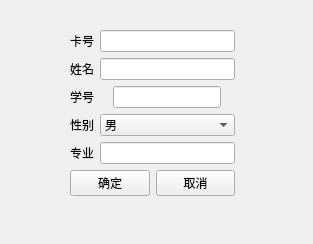
First picture: the form in main/src/dialog.ui, repository windfallw/PN532-Reader, before the edit.
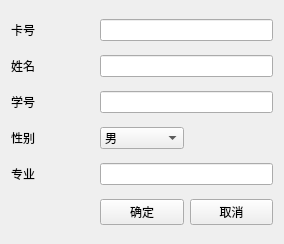
Second picture: the form after the edit.

```diff
--- a/main/src/dialog.ui
+++ b/main/src/dialog.ui
@@ -6,56 +6,56 @@
    <rect>
     <x>0</x>
     <y>0</y>
-    <width>313</width>
+    <width>284</width>
     <height>244</height>
    </rect>
   </property>
   <property name="windowTitle">
    <string>Form</string>
   </property>
-  <widget class="QWidget" name="">
-   <property name="geometry">
-    <rect>
-     <x>70</x>
-     <y>30</y>
-     <width>165</width>
-     <height>172</height>
-    </rect>
-   </property>
-   <layout class="QVBoxLayout" name="verticalLayout">
-    <item>
      <layout class="QGridLayout" name="gridLayout">
-      <item row="4" column="0">
-       <widget class="QLabel" name="label_4">
+   <item row="0" column="0">
+    <widget class="QLabel" name="label_5">
         <property name="text">
-         <string>性别</string>
+      <string>卡号</string>
         </property>
        </widget>
       </item>
-      <item row="2" column="0">
+   <item row="0" column="1" colspan="2">
+    <widget class="QLineEdit" name="CardID">
+     <property name="readOnly">
+      <bool>true</bool>
+     </property>
+    </widget>
+   </item>
+   <item row="1" column="0">
        <widget class="QLabel" name="label">
         <property name="text">
          <string>姓名</string>
         </property>
        </widget>
       </item>
-      <item row="3" column="1" alignment="Qt::AlignHCenter">
-       <widget class="QLineEdit" name="userNumber"/>
-      </item>
-      <item row="3" column="0">
+   <item row="1" column="1" colspan="2">
+    <widget class="QLineEdit" name="userName"/>
+   </item>
+   <item row="2" column="0">
        <widget class="QLabel" name="label_2">
         <property name="text">
          <string>学号</string>
         </property>
        </widget>
       </item>
-      <item row="5" column="1">
-       <widget class="QLineEdit" name="major"/>
-      </item>
-      <item row="2" column="1">
-       <widget class="QLineEdit" name="userName"/>
-      </item>
-      <item row="4" column="1" alignment="Qt::AlignVCenter">
+   <item row="2" column="1" colspan="2">
+    <widget class="QLineEdit" name="userNumber"/>
+   </item>
+   <item row="3" column="0">
+    <widget class="QLabel" name="label_4">
+     <property name="text">
+      <string>性别</string>
+     </property>
+    </widget>
+   </item>
+   <item row="3" column="1">
        <widget class="QComboBox" name="sex">
         <item>
          <property name="text">
@@ -69,39 +69,24 @@
         </item>
        </widget>
       </item>
-      <item row="5" column="0">
+   <item row="4" column="0">
        <widget class="QLabel" name="label_3">
         <property name="text">
          <string>专业</string>
         </property>
        </widget>
       </item>
-      <item row="1" column="1">
-       <widget class="QLineEdit" name="CardID">
-        <property name="readOnly">
-         <bool>true</bool>
-        </property>
-       </widget>
-      </item>
-      <item row="1" column="0">
-       <widget class="QLabel" name="label_5">
-        <property name="text">
-         <string>卡号</string>
-        </property>
-       </widget>
-      </item>
-     </layout>
-    </item>
-    <item>
-     <layout class="QFormLayout" name="formLayout">
-      <item row="0" column="0">
+   <item row="4" column="1" colspan="2">
+    <widget class="QLineEdit" name="major"/>
+   </item>
+   <item row="5" column="1">
        <widget class="QPushButton" name="dialog_true">
         <property name="text">
          <string>确定</string>
         </property>
        </widget>
       </item>
-      <item row="0" column="1">
+   <item row="5" column="2">
        <widget class="QPushButton" name="dialog_false">
         <property name="text">
          <string>取消</string>
@@ -109,9 +94,6 @@
        </widget>
       </item>
      </layout>
-    </item>
-   </layout>
-  </widget>
  </widget>
  <resources/>
  <connections/>
```
Left out of the diff: 2 changed lines with no effect on the pictures. Lines whose indentation alone changed are shown as unchanged.
